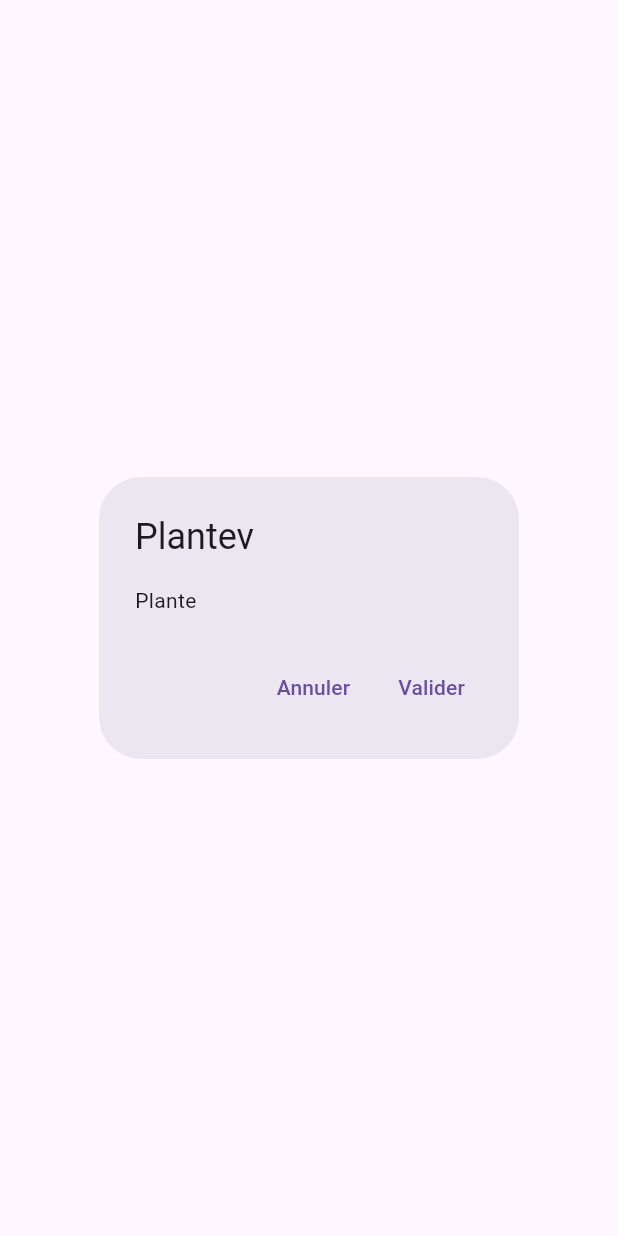
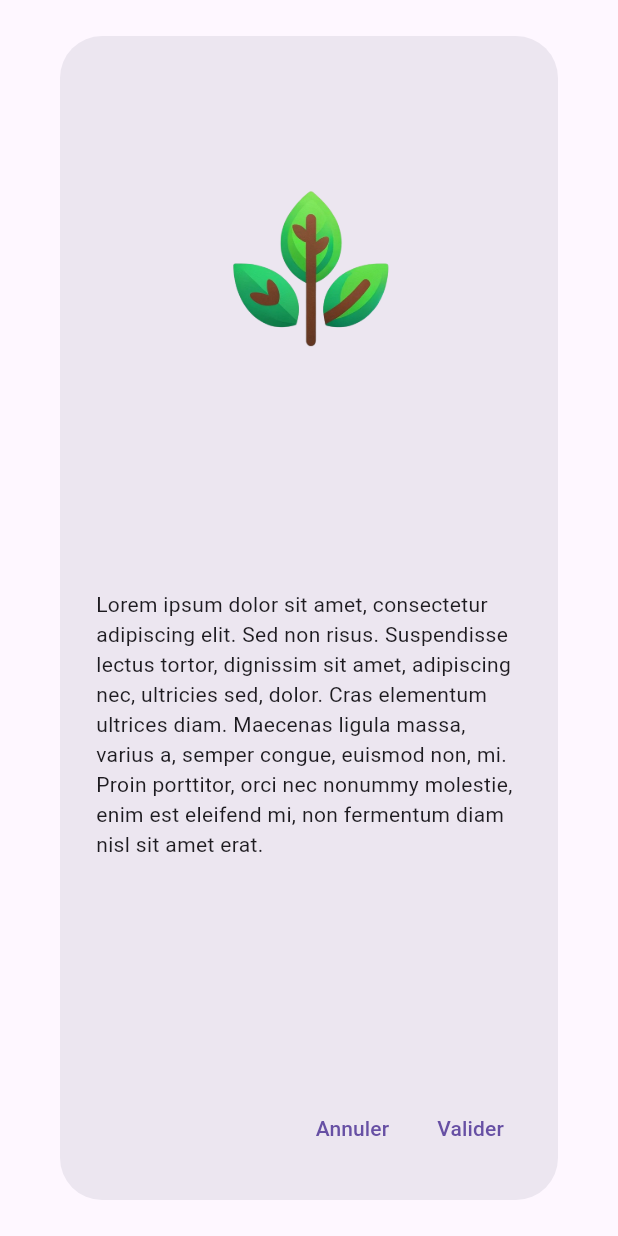
Before and after one commit to EPSI-Leo/MSPR-a_rosa_je, a Flutter app: the PlantView widget shown alone on an empty page, opened directly with empty values, on a phone screen of 412 x 824 dp. Run offline on Flutter 3.47's test engine with Material 3 defaults, Android fonts, the phone set to English and light mode, and no system bars; our stand-ins replace camera, flutter_map, flutter_riverpod, flutter_secure_storage, freezed_annotation, gap and 5 more; accounts and stored records are empty; generated files the repository leaves out were written again.

Commit message:
modif carte affichage plante

```diff
--- a/lib/core/widgets/alertDialog/home_plant_alert_dialog.dart
+++ b/lib/core/widgets/alertDialog/home_plant_alert_dialog.dart
@@ -1,3 +1,4 @@
+import 'package:arosa_je/core/theme/app_gap.dart';
 import 'package:flutter/material.dart';
 import 'package:flutter_riverpod/flutter_riverpod.dart';
 
@@ -12,8 +13,28 @@ class PlantView extends ConsumerWidget {
   @override
   Widget build(BuildContext context, WidgetRef ref) {
     return AlertDialog(
-      title: Text('Plantev $id'),
-      content: const Text('Plante'),
+      content: Center(
+        child: Column(
+          children: [
+            //TODO change to image from db
+            const Image(
+              image: AssetImage('lib/assets/images/icon.png'),
+            ),
+            Text(
+              id,
+              style: const TextStyle(fontSize: 20, fontWeight: FontWeight.bold),
+            ),
+            const AppGap.medium(),
+            const Text(
+                'Lorem ipsum dolor sit amet, consectetur adipiscing elit. '
+                'Sed non risus. Suspendisse lectus tortor, dignissim sit amet, '
+                'adipiscing nec, ultricies sed, dolor. Cras elementum ultrices diam. '
+                'Maecenas ligula massa, varius a, semper congue, euismod non, mi. '
+                'Proin porttitor, orci nec nonummy molestie, enim est eleifend mi, '
+                'non fermentum diam nisl sit amet erat.'),
+          ],
+        ),
+      ),
       actions: [
         TextButton(
           onPressed: () {
--- a/lib/main.dart
+++ b/lib/main.dart
@@ -6,9 +6,8 @@ import 'package:flutter_localizations/flutter_localizations.dart';
 import 'package:flutter_riverpod/flutter_riverpod.dart';
 
 void main() {
+  WidgetsFlutterBinding.ensureInitialized();
   SystemChrome.setPreferredOrientations([DeviceOrientation.portraitUp]);
-
-  WidgetsFlutterBinding.ensureInitialized();
   runApp(
     const ProviderScope(
       child: MainApp(),
```
